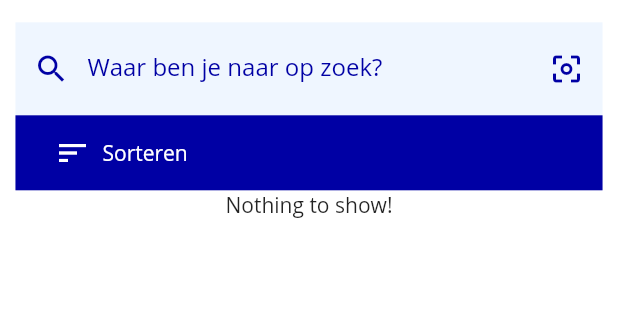
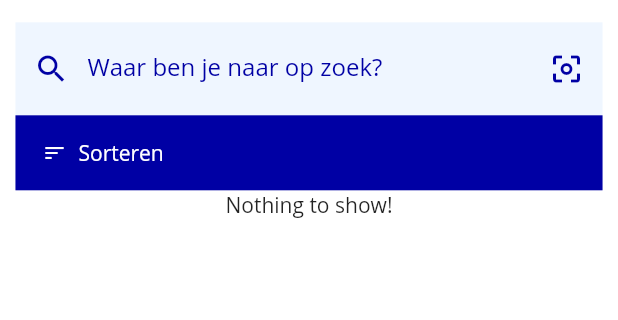
Before and after one commit to InstantlyMoist/bolsearcher, a Flutter app: the screen it shows after launch, on a phone screen of 412 x 824 dp, the part 67-387 px from its top. Run offline on Flutter 3.47's test engine with Material 2 defaults, Android fonts, the light colour scheme and no system bars; our stand-ins replace carousel_slider, flutter_rating_bar, shared_preferences; missing offline and left inert: flutter_barcode_scanner.

Commit message:
fixed circular progress indicator

```diff
--- a/lib/components/filter_button.dart
+++ b/lib/components/filter_button.dart
@@ -13,10 +13,10 @@ class FilterButton extends StatelessWidget {
       onTap: callback,
       child: Row(
         children: <Widget>[
-          SizedBox(width: 8,),
           Icon(
             Icons.sort,
             color: Colors.white,
+            size: 16,
           ),
           SizedBox(
             width: 8,
--- a/lib/main.dart
+++ b/lib/main.dart
@@ -52,7 +52,12 @@ class _HomePageState extends State<HomePage> {
     products = new List();
     lastSearchQuery = text;
     setState(() {
-      main = CircularProgressIndicator();
+      main = Column(
+        mainAxisAlignment: MainAxisAlignment.center,
+        children: <Widget>[
+          Container(width: 50, height: 50,child: CircularProgressIndicator()),
+        ],
+      );
     });
     SharedPreferences prefs = await SharedPreferences.getInstance();
     final response = await http.get(url + text + "&sort=" + prefs.getString("filter"));
@@ -73,7 +78,11 @@ class _HomePageState extends State<HomePage> {
 
   @override
   Widget build(BuildContext context) {
-    return Scaffold(
+    return GestureDetector(
+      onTap: () {
+        WidgetsBinding.instance.focusManager.primaryFocus?.unfocus();
+      },
+      child: Scaffold(
         body: SafeArea(
           child: ClipRRect(
             borderRadius: BorderRadius.zero,
@@ -118,6 +127,7 @@ class _HomePageState extends State<HomePage> {
             ),
           ),
         ),
+      ),
     );
   }
 }
```
Lines whose indentation alone changed are shown as unchanged.
